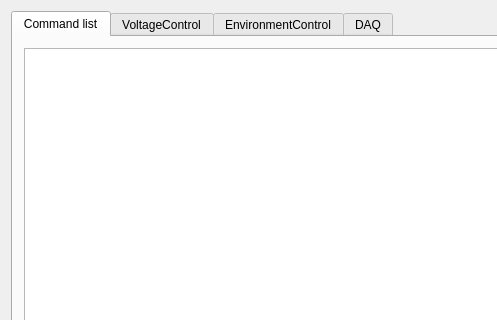
This is gui/mainwindow.ui in jrueb/Burn-InSetupControlSoftware as Qt 5 draws it before an edit; both pictures show x 0 to 497 and y 0 to 320 of the 786 by 770 pixel window. The edited form follows.
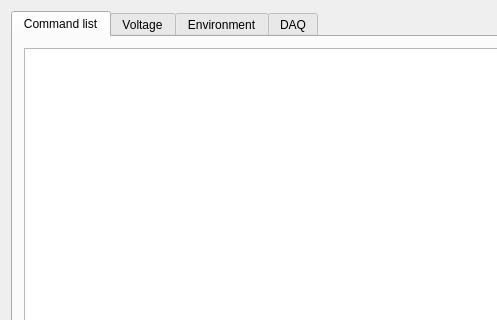
This is the edited form.

Commit message: Rename main window tabs

```diff
--- a/gui/mainwindow.ui
+++ b/gui/mainwindow.ui
@@ -183,7 +183,7 @@
       </widget>
       <widget class="QWidget" name="VoltageControl">
        <attribute name="title">
-        <string>VoltageControl</string>
+        <string>Voltage</string>
        </attribute>
        <layout class="QVBoxLayout" name="verticalLayout">
         <item>
@@ -213,7 +213,7 @@
         </size>
        </property>
        <attribute name="title">
-        <string>EnvironmentControl</string>
+        <string>Environment</string>
        </attribute>
        <layout class="QVBoxLayout" name="verticalLayout_8" stretch="0">
         <item>
```
